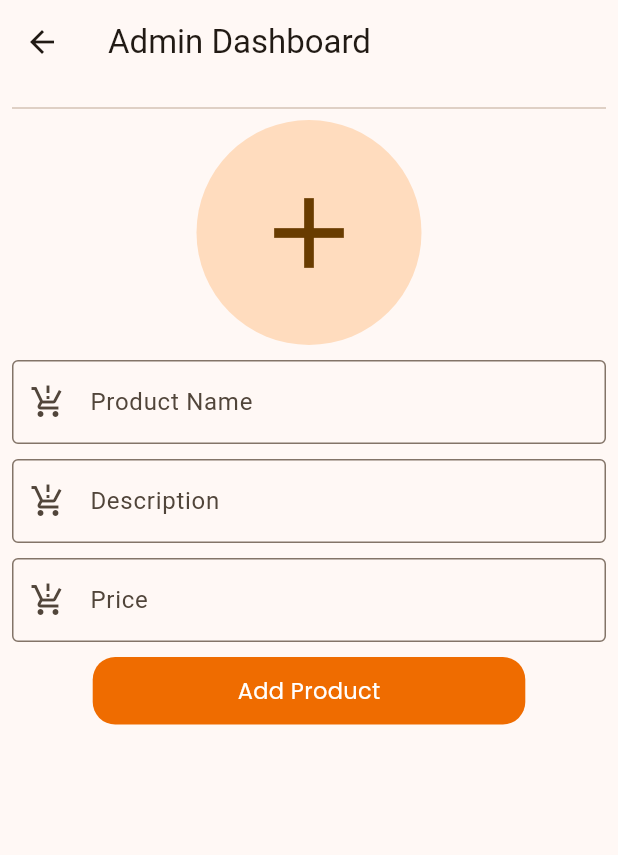
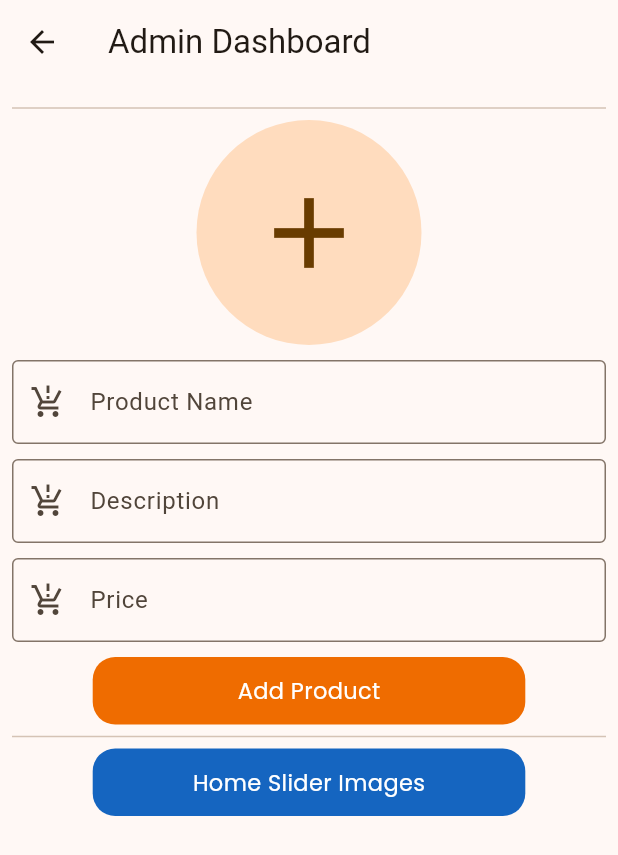
Before and after one commit to migarakavishan/addidas_ecommerce_app, a Flutter app: the AdminScreen screen opened directly, on a phone screen of 412 x 824 dp. Shown: the top 855 px of the screen. Run offline on Flutter 3.47's test engine with Material 3 defaults, Android fonts, the phone set to English and light mode, and no system bars; our stand-ins replace carousel_slider, cloud_firestore, firebase_auth, firebase_core, firebase_storage, flutter_dotenv and 5 more; missing offline and left inert: flutter_stripe; accounts and stored records are empty; network calls fail.

Commit message:
"Updated payment provider and admin screen with new imports and UI elements"

```diff
--- a/lib/providers/payment_provider.dart
+++ b/lib/providers/payment_provider.dart
@@ -1,5 +1,7 @@
 import 'package:addidas_ecommerce_app/providers/cart_provider.dart';
+import 'package:addidas_ecommerce_app/screens/home_screen/my_order/my_order.dart';
 import 'package:addidas_ecommerce_app/services/stripe_service.dart';
+import 'package:addidas_ecommerce_app/utils/custom_navigators.dart';
 import 'package:flutter/material.dart';
 import 'package:flutter_stripe/flutter_stripe.dart';
 import 'package:logger/logger.dart';
@@ -35,6 +37,7 @@ class PaymentProvider extends ChangeNotifier {
             Provider.of<CartProvider>(context, listen: false)
                 .saveOrders(context);
             Provider.of<CartProvider>(context, listen: false).clearCart();
+            CustomNavigators.goTo(context, const MyOrder());
           }
         }
       } else {
--- a/lib/screens/home_screen/admin/admin_screen.dart
+++ b/lib/screens/home_screen/admin/admin_screen.dart
@@ -83,6 +83,15 @@ class _AdminScreenState extends State<AdminScreen> {
                     ontap: () {
                       value.addProduct(context);
                     },
+                  ),
+                  const Divider(),
+                  CustomButton1(
+                    text: "Home Slider Images",
+                    bgColor: Colors.blue.shade800,
+                    size: MediaQuery.sizeOf(context),
+                    ontap: () {
+                      value.addProduct(context);
+                    },
                   )
                 ],
               ),
```
